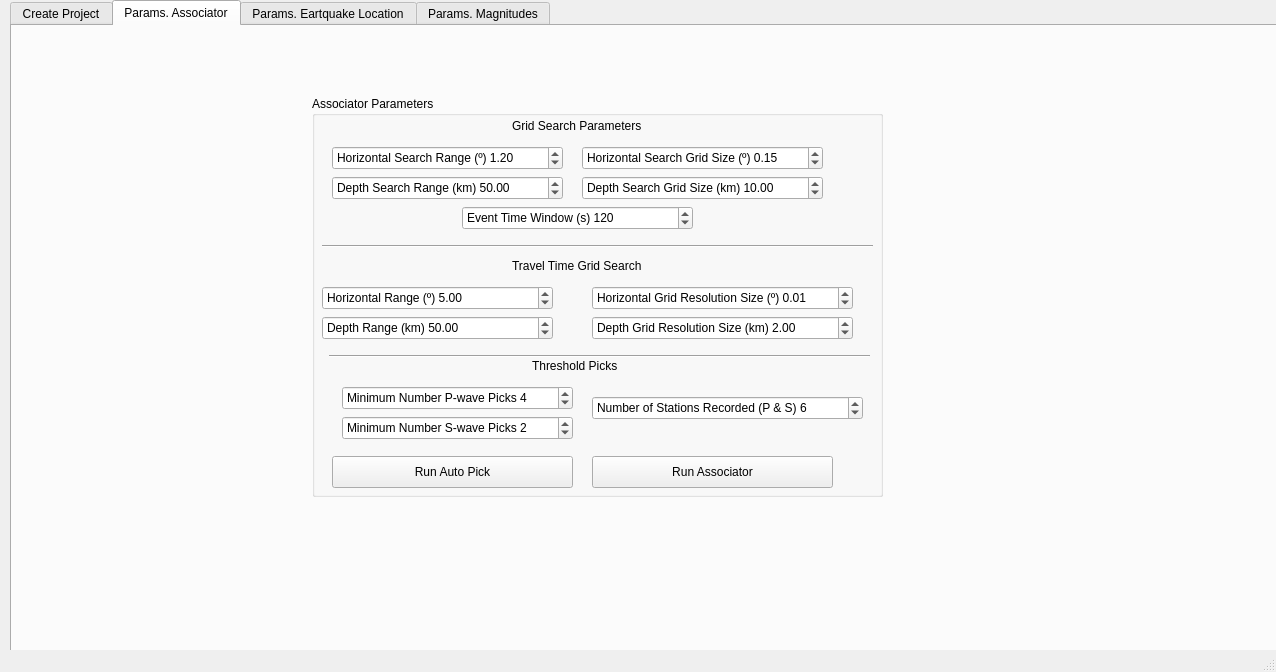
Before: the Qt Designer form loc_flow_isp/resources/designer_uis/loc_flow.ui in rcabdia/SurfQuake, drawn with Qt 5.
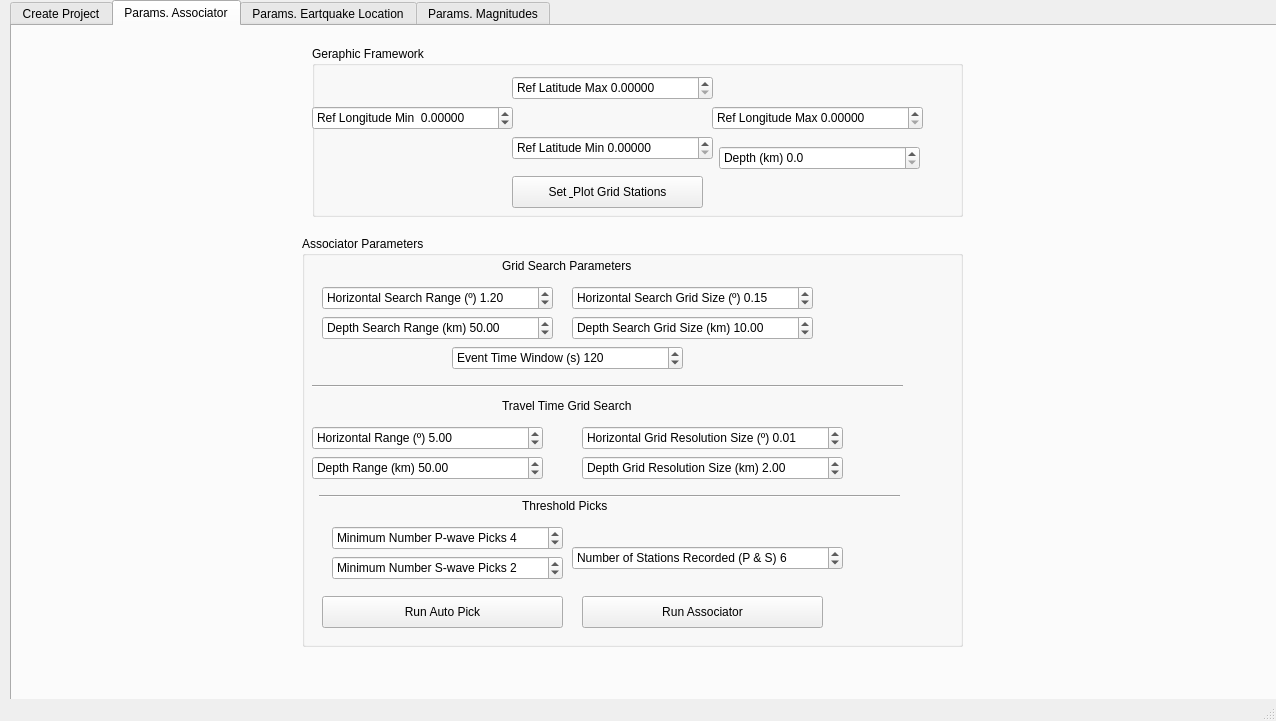
After: the same form once the commit is applied.

What changed in the file:
```diff
--- a/loc_flow_isp/resources/designer_uis/loc_flow.ui
+++ b/loc_flow_isp/resources/designer_uis/loc_flow.ui
@@ -7,7 +7,7 @@
     <x>0</x>
     <y>0</y>
     <width>1276</width>
-    <height>672</height>
+    <height>721</height>
    </rect>
   </property>
   <property name="windowTitle">
@@ -140,13 +140,149 @@
      <attribute name="title">
       <string>Params. Associator</string>
      </attribute>
-     <widget class="QGroupBox" name="groupBox">
+     <widget class="QGroupBox" name="groupBox_10">
       <property name="geometry">
        <rect>
         <x>300</x>
-        <y>70</y>
-        <width>571</width>
-        <height>401</height>
+        <y>20</y>
+        <width>651</width>
+        <height>171</height>
+       </rect>
+      </property>
+      <property name="title">
+       <string>Geraphic Framework</string>
+      </property>
+      <widget class="QDoubleSpinBox" name="lat_refMaxSB">
+       <property name="geometry">
+        <rect>
+         <x>200</x>
+         <y>30</y>
+         <width>201</width>
+         <height>24</height>
+        </rect>
+       </property>
+       <property name="prefix">
+        <string>Ref Latitude Max </string>
+       </property>
+       <property name="decimals">
+        <number>5</number>
+       </property>
+       <property name="maximum">
+        <double>90.000000000000000</double>
+       </property>
+       <property name="singleStep">
+        <double>0.050000000000000</double>
+       </property>
+      </widget>
+      <widget class="QDoubleSpinBox" name="lon_refMin">
+       <property name="geometry">
+        <rect>
+         <x>0</x>
+         <y>60</y>
+         <width>201</width>
+         <height>24</height>
+        </rect>
+       </property>
+       <property name="prefix">
+        <string>Ref Longitude Min  </string>
+       </property>
+       <property name="decimals">
+        <number>5</number>
+       </property>
+       <property name="minimum">
+        <double>-180.000000000000000</double>
+       </property>
+       <property name="maximum">
+        <double>180.000000000000000</double>
+       </property>
+       <property name="singleStep">
+        <double>0.050000000000000</double>
+       </property>
+      </widget>
+      <widget class="QDoubleSpinBox" name="lon_refMaxSB">
+       <property name="geometry">
+        <rect>
+         <x>400</x>
+         <y>60</y>
+         <width>211</width>
+         <height>24</height>
+        </rect>
+       </property>
+       <property name="prefix">
+        <string>Ref Longitude Max </string>
+       </property>
+       <property name="decimals">
+        <number>5</number>
+       </property>
+       <property name="maximum">
+        <double>90.000000000000000</double>
+       </property>
+       <property name="singleStep">
+        <double>0.050000000000000</double>
+       </property>
+      </widget>
+      <widget class="QDoubleSpinBox" name="lat_refMinSB">
+       <property name="geometry">
+        <rect>
+         <x>200</x>
+         <y>90</y>
+         <width>201</width>
+         <height>24</height>
+        </rect>
+       </property>
+       <property name="prefix">
+        <string>Ref Latitude Min </string>
+       </property>
+       <property name="decimals">
+        <number>5</number>
+       </property>
+       <property name="maximum">
+        <double>90.000000000000000</double>
+       </property>
+       <property name="singleStep">
+        <double>0.050000000000000</double>
+       </property>
+      </widget>
+      <widget class="QPushButton" name="plot_grid_stationsBtn">
+       <property name="geometry">
+        <rect>
+         <x>200</x>
+         <y>130</y>
+         <width>191</width>
+         <height>32</height>
+        </rect>
+       </property>
+       <property name="text">
+        <string>Set &amp; Plot Grid Stations</string>
+       </property>
+      </widget>
+      <widget class="QDoubleSpinBox" name="depthSB">
+       <property name="geometry">
+        <rect>
+         <x>407</x>
+         <y>100</y>
+         <width>201</width>
+         <height>24</height>
+        </rect>
+       </property>
+       <property name="prefix">
+        <string>Depth (km) </string>
+       </property>
+       <property name="decimals">
+        <number>1</number>
+       </property>
+       <property name="maximum">
+        <double>750.000000000000000</double>
+       </property>
+      </widget>
+     </widget>
+     <widget class="QGroupBox" name="groupBox">
+      <property name="geometry">
+       <rect>
+        <x>290</x>
+        <y>210</y>
+        <width>661</width>
+        <height>411</height>
        </rect>
       </property>
       <property name="title">
@@ -261,7 +397,7 @@
         <rect>
          <x>10</x>
          <y>140</y>
-         <width>551</width>
+         <width>591</width>
          <height>20</height>
         </rect>
        </property>
@@ -394,7 +530,7 @@
         <rect>
          <x>17</x>
          <y>250</y>
-         <width>541</width>
+         <width>581</width>
          <height>21</height>
         </rect>
        </property>
@@ -456,8 +592,8 @@
       <widget class="QSpinBox" name="spinBox_4">
        <property name="geometry">
         <rect>
-         <x>280</x>
-         <y>300</y>
+         <x>270</x>
+         <y>310</y>
          <width>271</width>
          <height>24</height>
         </rect>
```
Left out of the diff: 61 changed lines with no effect on the pictures.
